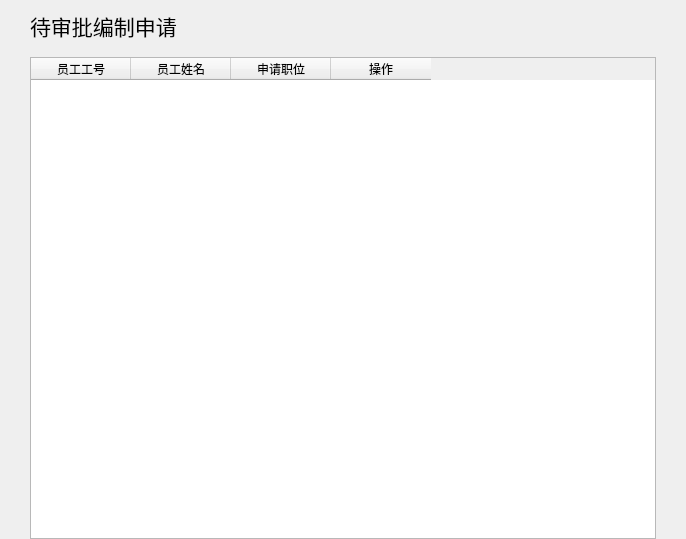
This is 王景岳/project/EmployeeSystem/subpage/pre_appr.ui in Faran-sward/EmployeeSystem as Qt 5 draws it before an edit. The edited form follows.
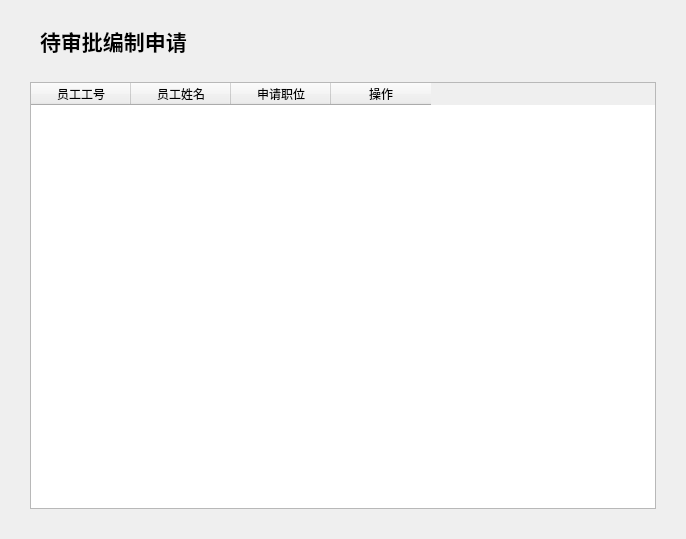
This is the edited form.

Diff of the .ui file:
```diff
--- a/王景岳/project/EmployeeSystem/subpage/pre_appr.ui
+++ b/王景岳/project/EmployeeSystem/subpage/pre_appr.ui
@@ -21,24 +21,51 @@
     <number>30</number>
    </property>
    <property name="topMargin">
-    <number>10</number>
+    <number>15</number>
    </property>
    <property name="rightMargin">
     <number>30</number>
    </property>
    <property name="bottomMargin">
+    <number>30</number>
+   </property>
+   <item>
+    <widget class="QWidget" name="widget" native="true">
+     <property name="font">
+      <font>
+       <pointsize>16</pointsize>
+      </font>
+     </property>
+     <layout class="QHBoxLayout" name="horizontalLayout">
+      <property name="spacing">
     <number>0</number>
    </property>
+      <property name="leftMargin">
+       <number>10</number>
+      </property>
+      <property name="topMargin">
+       <number>10</number>
+      </property>
+      <property name="rightMargin">
+       <number>10</number>
+      </property>
+      <property name="bottomMargin">
+       <number>10</number>
+      </property>
    <item>
     <widget class="QLabel" name="label">
      <property name="font">
       <font>
        <pointsize>16</pointsize>
+          <bold>true</bold>
       </font>
      </property>
      <property name="text">
       <string>待审批编制申请</string>
      </property>
+       </widget>
+      </item>
+     </layout>
     </widget>
    </item>
    <item>
```
Lines whose indentation alone changed are shown as unchanged.
